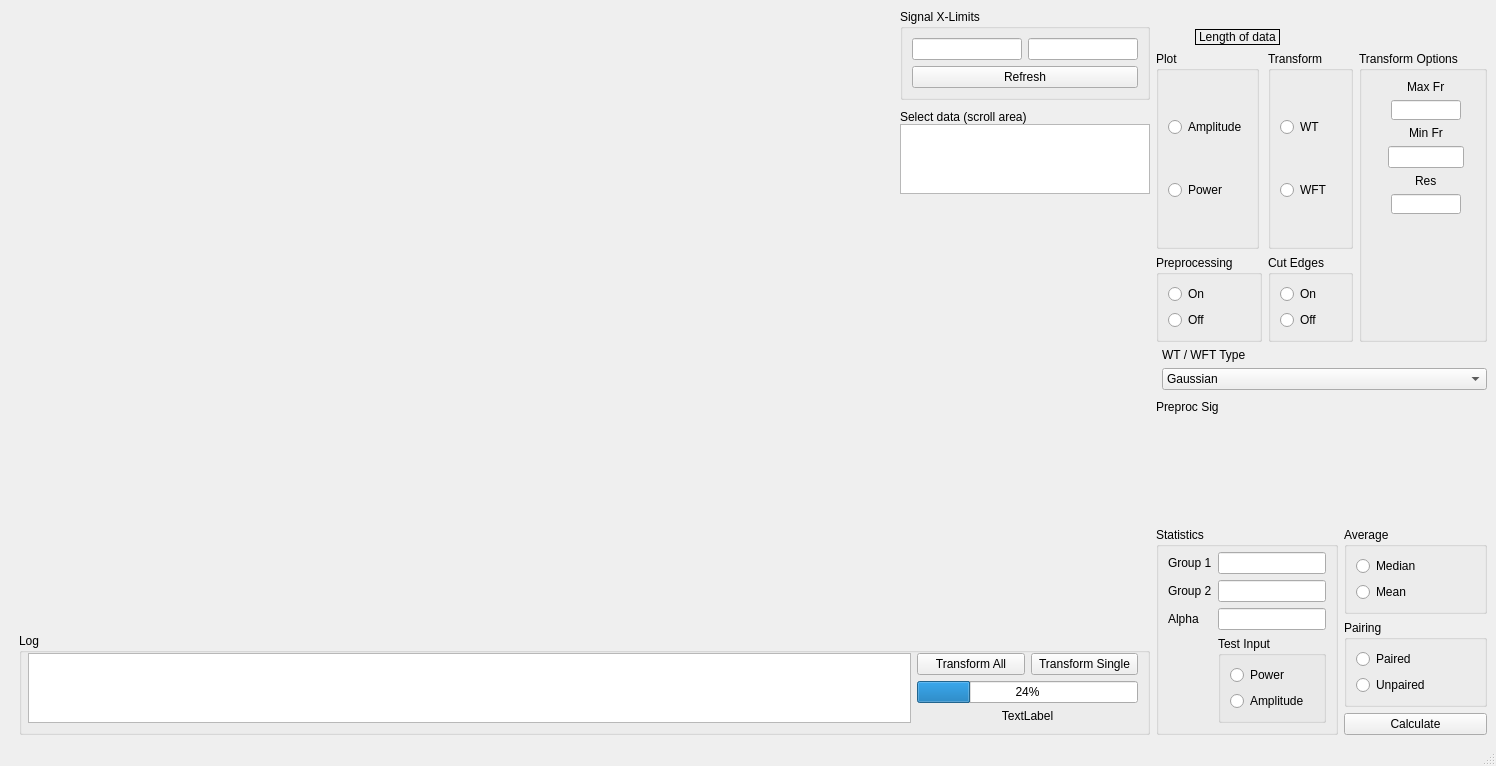
Before: the Qt Designer form res/layout/window_time_freq.ui in luphysics/PyMODA, drawn with Qt 5.
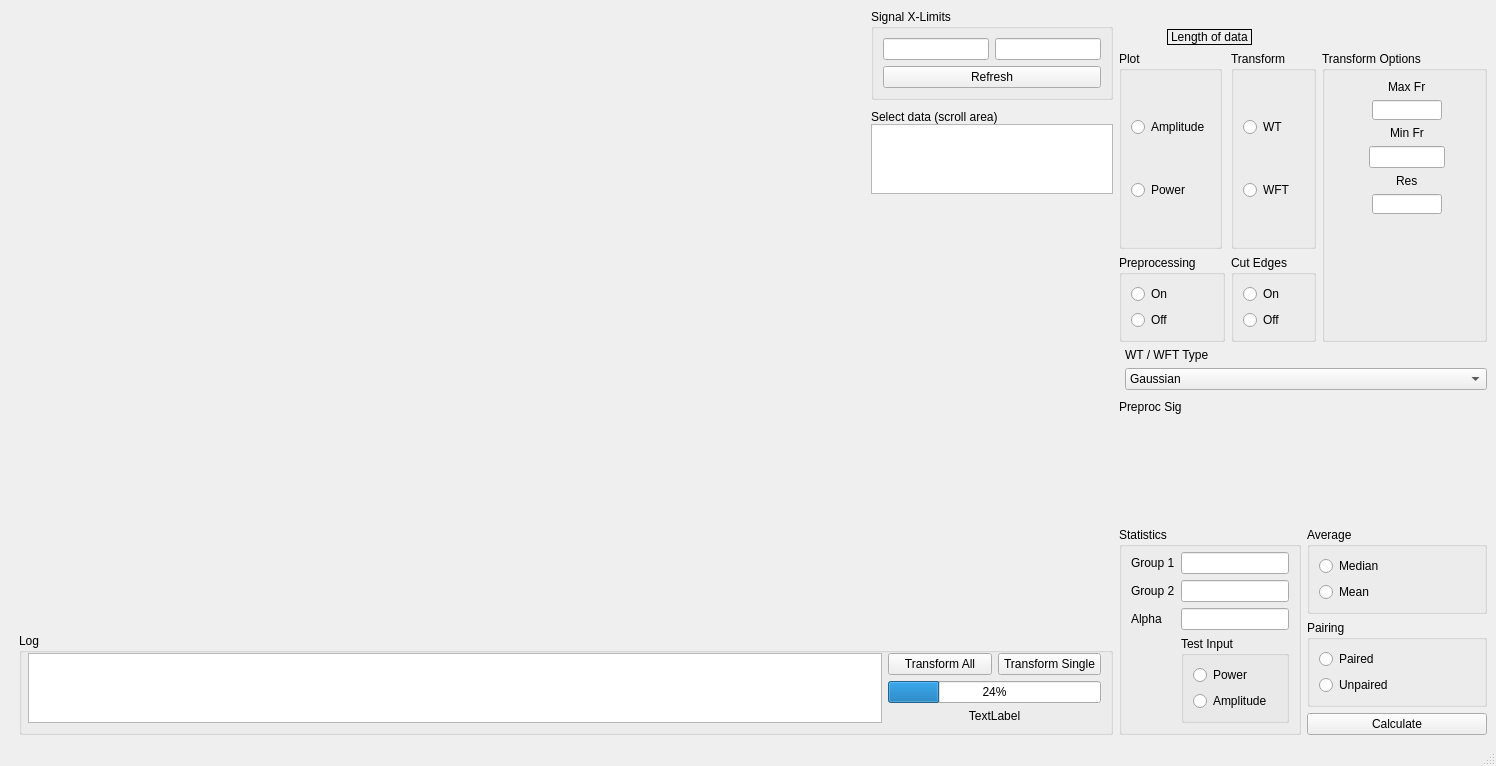
After: the same form once the commit is applied. Custom widgets are drawn as their Qt base class.

```diff
--- a/res/layout/window_time_freq.ui
+++ b/res/layout/window_time_freq.ui
@@ -16,7 +16,7 @@
   <widget class="QWidget" name="centralwidget">
    <layout class="QHBoxLayout" name="horizontalLayout">
     <item>
-     <layout class="QHBoxLayout" name="main_layout" stretch="9,0">
+     <layout class="QHBoxLayout" name="main_layout" stretch="9,3">
       <item>
        <layout class="QVBoxLayout" name="verticalLayout_7" stretch="9,1">
         <property name="leftMargin">
```
